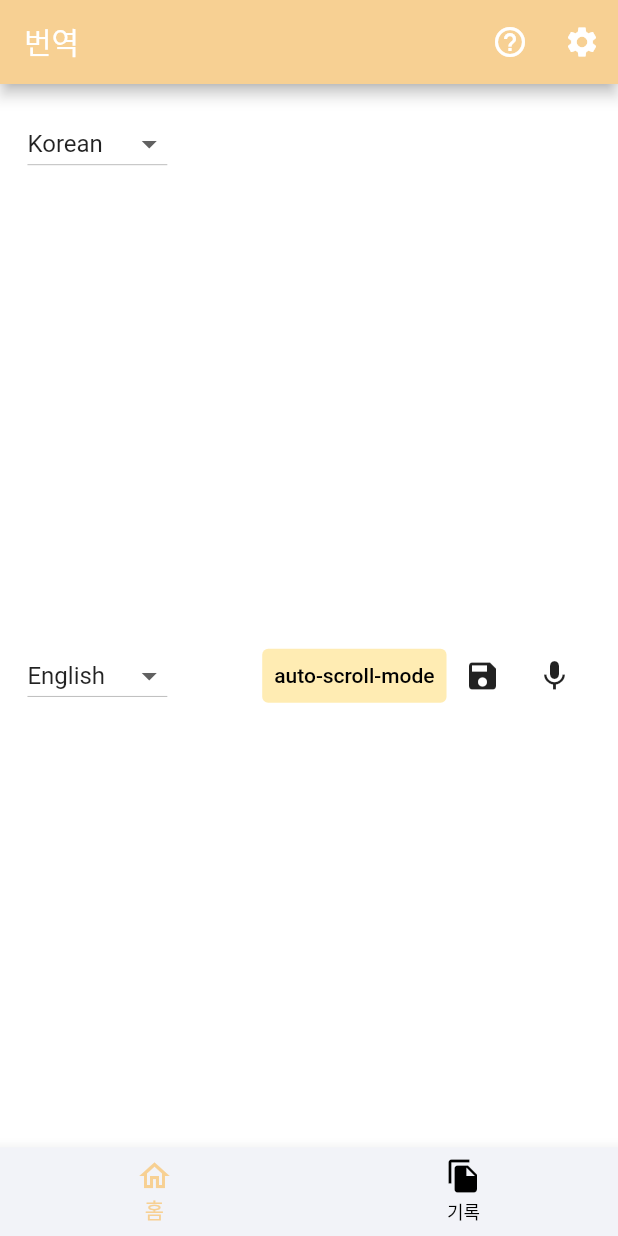
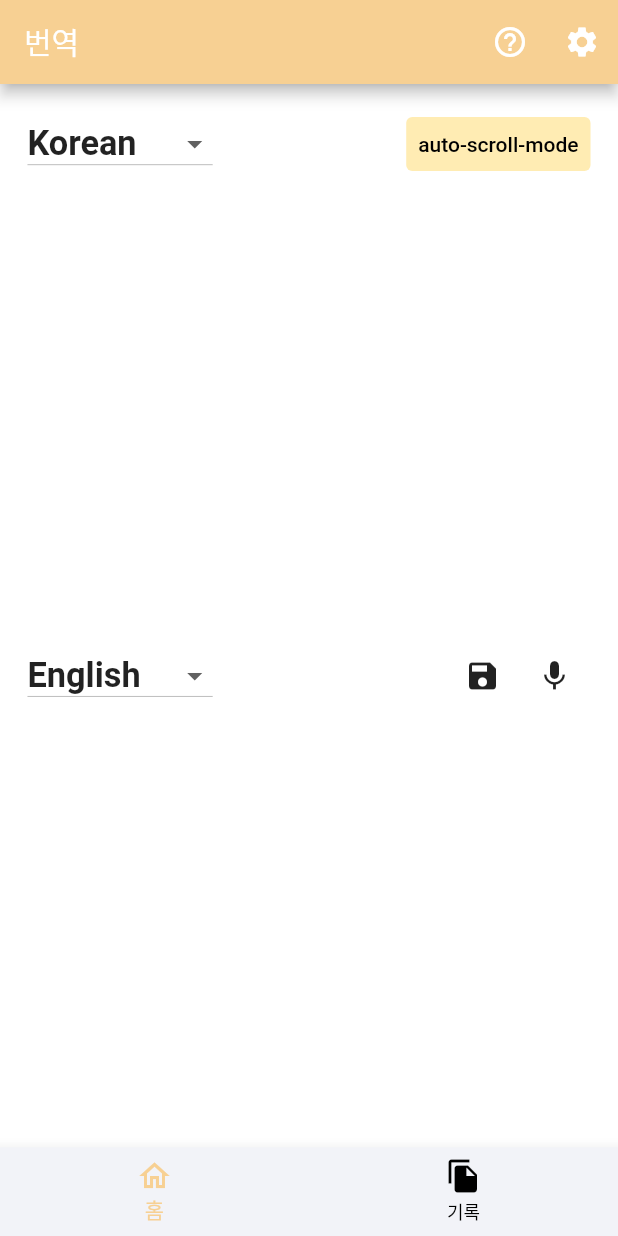
Before and after one commit to GPark8343/translation_app1, a Flutter app: the screen it shows after launch, after a tap on "동의합니다", on a phone screen of 412 x 824 dp. Run offline on Flutter 3.47's test engine with Material 2 defaults, Android fonts, the phone set to English and light mode, and no system bars; our stand-ins replace permission_handler, rxdart, sqflite; missing offline and left inert: google_speech, sound_stream; accounts and stored records are empty.

Commit message:
add validator and fix some design

```diff
--- a/lib/screen/translation_screen.dart
+++ b/lib/screen/translation_screen.dart
@@ -254,13 +254,14 @@ class _TranslationScreenState extends State<TranslationScreen> {
                     padding: EdgeInsets.all(
                         MediaQuery.of(context).size.width / 360 * 16),
                     child: Row(
-                      mainAxisAlignment: MainAxisAlignment.start,
+                      mainAxisAlignment: MainAxisAlignment.spaceBetween,
                       children: [
                         recognizing
                             ? Text(
                                 textAlign: TextAlign.start,
                                 '${LanguageList().translatedLanguageText(selectedTargetLanguageCode)}',
                                 style: TextStyle(
+                                    fontWeight: FontWeight.bold,
                                     fontSize:
                                         MediaQuery.of(context).size.width /
                                             360 *
@@ -273,6 +274,13 @@ class _TranslationScreenState extends State<TranslationScreen> {
                                     .map((String code) {
                                   return DropdownMenuItem<String>(
                                     child: Text(
+                                        style: TextStyle(
+                                            fontWeight: FontWeight.bold,
+                                            fontSize: MediaQuery.of(context)
+                                                    .size
+                                                    .width /
+                                                360 *
+                                                20.0),
                                         '${LanguageList().translatedLanguageText(code)}'),
                                     value: code,
                                   );
@@ -298,6 +306,21 @@ class _TranslationScreenState extends State<TranslationScreen> {
                                   setState(() {});
                                 },
                               ),
+                        TextButton(
+                          style: TextButton.styleFrom(
+                              backgroundColor: Colors.amber[100]),
+                          onPressed: () {
+                            setState(() {
+                              autoScroll = !autoScroll;
+                            });
+                          },
+                          child: Text(
+                            autoScroll
+                                ? 'auto-scroll-mode'
+                                : 'non-auto-scroll-mode',
+                            style: TextStyle(color: Colors.black),
+                          ),
+                        ),
                       ],
                     ),
                   ),
@@ -323,6 +346,7 @@ class _TranslationScreenState extends State<TranslationScreen> {
                                 textAlign: TextAlign.start,
                                 '${LanguageList().originalLanguageText(selectedOriginalLanguageCode)}',
                                 style: TextStyle(
+                                    fontWeight: FontWeight.bold,
                                     fontSize:
                                         MediaQuery.of(context).size.width /
                                             360 *
@@ -335,6 +359,13 @@ class _TranslationScreenState extends State<TranslationScreen> {
                                     .map((String code) {
                                   return DropdownMenuItem<String>(
                                     child: Text(
+                                        style: TextStyle(
+                                            fontSize: MediaQuery.of(context)
+                                                    .size
+                                                    .width /
+                                                360 *
+                                                20.0,
+                                            fontWeight: FontWeight.bold),
                                         '${LanguageList().originalLanguageText(code)}'),
                                     value: code,
                                   );
@@ -363,21 +394,6 @@ class _TranslationScreenState extends State<TranslationScreen> {
                         Row(
                           mainAxisAlignment: MainAxisAlignment.end,
                           children: [
-                            TextButton(
-                              style: TextButton.styleFrom(
-                                  backgroundColor: Colors.amber[100]),
-                              onPressed: () {
-                                setState(() {
-                                  autoScroll = !autoScroll;
-                                });
-                              },
-                              child: Text(
-                                autoScroll
-                                    ? 'auto-scroll-mode'
-                                    : 'non-auto-scroll-mode',
-                                style: TextStyle(color: Colors.black),
-                              ),
-                            ),
                             IconButton(
                                 onPressed: () {
                                   {
```
Also changed, not shown: lib/screen/history_detail_screen.dart (+13 -8 lines), lib/screen/repository_screen.dart (+12 -2 lines), lib/screen/set_api_screen.dart (+9 -1 lines), lib/screen/setting_screen.dart (+6 -4 lines), 1 other file.
